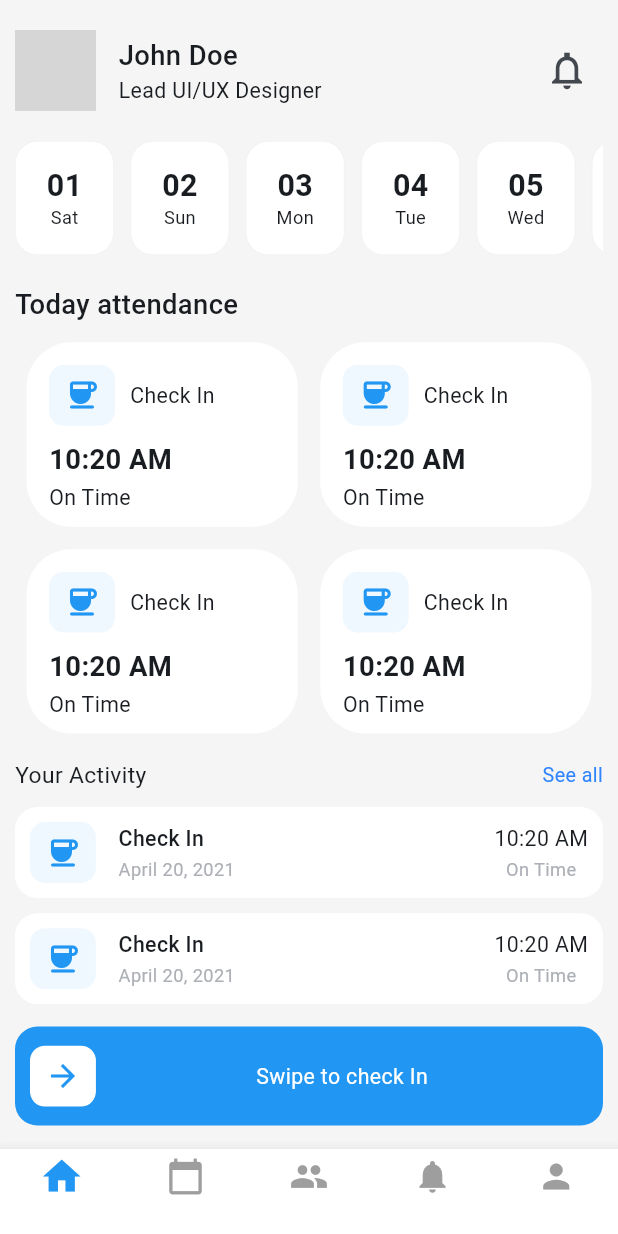
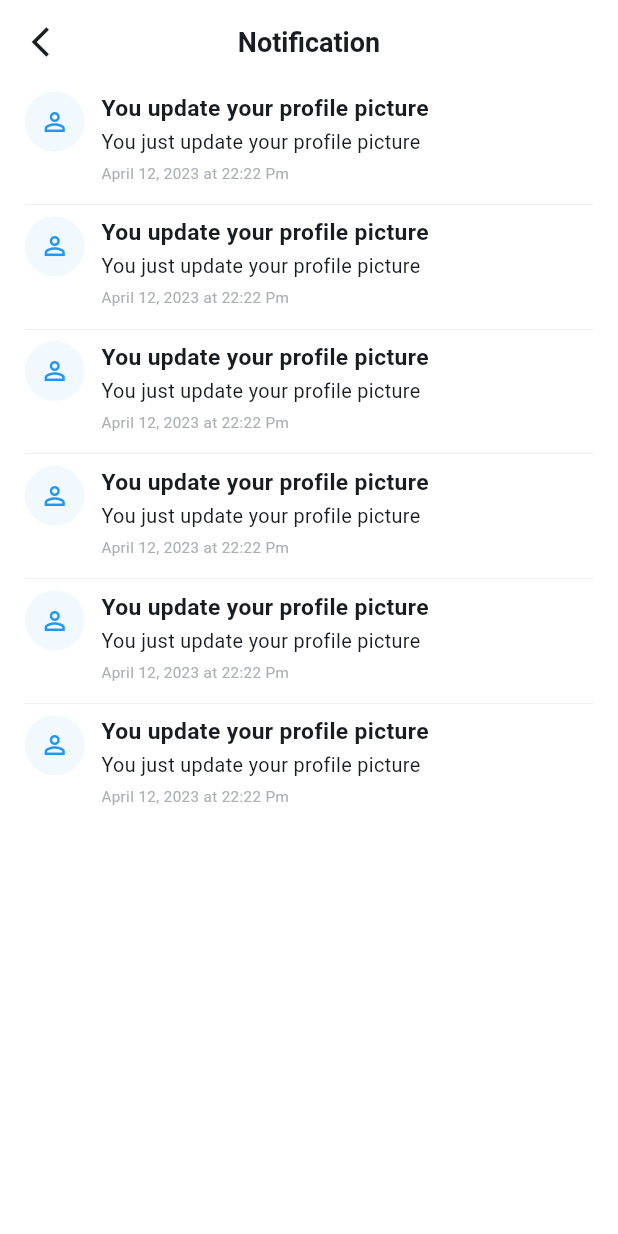
Before and after one commit to rokaia-ahmed/employee_system, a Flutter app: the LayoutScreen screen opened by its route, after a tap on the "notifications none" icon, on a phone screen of 412 x 824 dp. Run offline on Flutter 3.47's test engine with Material 3 defaults, Android fonts, the light colour scheme and no system bars; drawn by our look-alikes of stylish_bottom_bar; our stand-ins replace flutter_screenutil, flutter_svg; network calls fail; grey boxes are pictures that could not be loaded.

Commit message:
notification

```diff
--- a/lib/core/routing/app_router.dart
+++ b/lib/core/routing/app_router.dart
@@ -1,15 +1,17 @@
 import 'package:employee_system/core/routing/routes.dart';
 import 'package:employee_system/features/layout/screens/layout_screen.dart';
 import 'package:employee_system/features/profile/presentation/screens/my_profile_screen.dart';
+import 'package:employee_system/features/profile/presentation/screens/setting_screen.dart';
 import 'package:employee_system/features/team_members/presentation/screens/attendance_screen.dart';
 import 'package:flutter/material.dart';
 
+import '../../features/notification/presentation/screens/notification_screen.dart';
 import '../../features/sign_in/presentation/screens/sign_in_screen.dart';
 import '../../features/sign_up/presentation/screens/sign_up_screen.dart';
 
 class AppRouter{
  Route? generateRoute(RouteSettings settings){
-   final args = settings.arguments;
+  // final args = settings.arguments;
    switch(settings.name){
       case Routes.signIn:
         return MaterialPageRoute(builder: (_)=>const SignInScreen());
@@ -22,6 +24,10 @@ class AppRouter{
        return MaterialPageRoute(builder: (_)=>const AttendanceScreen());
      case Routes.myProfileScreen:
        return MaterialPageRoute(builder: (_)=>const MyProfileScreen());
+     case Routes.settingScreen:
+       return MaterialPageRoute(builder: (_)=>const SettingScreen());
+     case Routes.notificationScreen:
+       return MaterialPageRoute(builder: (_)=>const NotificationScreen());
    }
    return null;
  }
--- a/lib/core/routing/routes.dart
+++ b/lib/core/routing/routes.dart
@@ -4,4 +4,6 @@ class Routes{
   static const String layout = '/layout';
   static const String attendanceScreen = '/attendanceScreen';
   static const String myProfileScreen = '/myProfileScreen';
+  static const String settingScreen = '/settingScreen';
+  static const String notificationScreen = '/notificationScreen';
 }
--- a/lib/features/home/presentation/widgets/home_grid_view.dart
+++ b/lib/features/home/presentation/widgets/home_grid_view.dart
@@ -17,7 +17,7 @@ class HomeGridView extends StatelessWidget {
         crossAxisCount: 2,
         crossAxisSpacing: 15,
         mainAxisSpacing: 15,
-        childAspectRatio: 1.45.h,
+        childAspectRatio: 1.2.h,
       ),
       itemBuilder: (context,index) =>Container(
         padding: EdgeInsets.all(15),
--- a/lib/features/home/presentation/widgets/home_profile_info.dart
+++ b/lib/features/home/presentation/widgets/home_profile_info.dart
@@ -1,3 +1,4 @@
+import 'package:employee_system/core/routing/routes.dart';
 import 'package:flutter/material.dart';
 
 import '../../../../core/utils/styles.dart';
@@ -21,10 +22,12 @@ class HomeProfileInfo extends StatelessWidget {
         Column(
           crossAxisAlignment: CrossAxisAlignment.start,
           children: [
-            Text('John Doe',
+            Text(
+              'John Doe',
               style: TextStyles.font18BlackW500,
             ),
-            Text('Lead UI/UX Designer',
+            Text(
+              'Lead UI/UX Designer',
               style: TextStyles.font14BlackW400,
             ),
           ],
@@ -33,7 +36,10 @@ class HomeProfileInfo extends StatelessWidget {
         IconButton(
           iconSize: 30,
           icon: Icon(Icons.notifications_none_sharp),
-          onPressed: () {  },),
+          onPressed: () {
+            Navigator.pushNamed(context, Routes.notificationScreen);
+          },
+        ),
       ],
     );
   }
--- a/lib/features/leaves/presentation/widgets/leaves_grid_view.dart
+++ b/lib/features/leaves/presentation/widgets/leaves_grid_view.dart
@@ -21,7 +21,7 @@ class LeavesGridView extends StatelessWidget {
         crossAxisCount: 2,
         crossAxisSpacing: 12.w,
         mainAxisSpacing: 15.h,
-        childAspectRatio: 1.6.h,
+        childAspectRatio: 1.44.h,
       ),
       itemCount: 4,
       itemBuilder: (context,index)=>
--- /dev/null
+++ b/lib/features/notification/presentation/screens/notification_screen.dart
@@ -0,0 +1,82 @@
+import 'package:flutter/material.dart';
+import 'package:flutter_screenutil/flutter_screenutil.dart';
+
+import '../../../../core/utils/styles.dart';
+
+class NotificationScreen extends StatelessWidget {
+  const NotificationScreen({super.key});
+
+  @override
+  Widget build(BuildContext context) {
+    return Scaffold(
+      appBar: AppBar(
+        elevation: 0,
+        surfaceTintColor: Colors.white,
+        title: const Text(
+          'Notification',
+          style: TextStyle(
+            fontSize: 18,
+            fontWeight: FontWeight.w600,
+          ),
+        ),
+        centerTitle: true,
+        leading: IconButton(
+          icon: Padding(
+            padding: const EdgeInsets.only(left: 10),
+            child: const Icon(Icons.arrow_back_ios),
+          ),
+          onPressed: () {
+            Navigator.pop(context);
+          },
+        ),
+        backgroundColor: Colors.white,
+      ),
+      body: ListView.separated(
+        padding:EdgeInsets.symmetric(horizontal: 15.w,vertical:5.h),
+          itemBuilder: (context, index) => Row(
+            crossAxisAlignment: CrossAxisAlignment.start,
+                children: [
+                  CircleAvatar(
+                    backgroundColor: Colors.blue.shade100.withValues(alpha: 0.2),
+                    child: Icon(
+                      Icons.perm_identity,
+                      color: Colors.blue,
+                      size: 20,
+                    ),
+                  ),
+                  SizedBox(
+                    width: 10.w,
+                  ),
+                  Expanded(
+                    child: Column(
+                      crossAxisAlignment: CrossAxisAlignment.start,
+                      children: [
+                        Text(
+                          'You update your profile picture',
+                          style: TextStyles.font15BlackW400.copyWith(
+                            fontWeight: FontWeight.bold,
+                          ),
+                        ),
+                        SizedBox(height: 2.h,),
+                        Text(
+                          'You just update your profile picture',
+                          style: TextStyles.font13BlackW400,
+                        ),
+                        SizedBox(height: 4.h,),
+                        Text(
+                          'April 12, 2023 at 22:22 Pm',
+                          style: TextStyles.font10GreyW400,
+                        ),
+                        SizedBox(height: 5.h,),
+                      ],
+                    ),
+                  ),
+                ],
+              ),
+          separatorBuilder: (context, index) => Divider(
+                thickness: 0.2,
+              ),
+          itemCount: 6),
+    );
+  }
+}
--- a/lib/features/profile/presentation/screens/profile_screen.dart
+++ b/lib/features/profile/presentation/screens/profile_screen.dart
@@ -67,7 +67,9 @@ class ProfileScreen extends StatelessWidget {
             ProfileListTile(
               icon: Icons.settings_outlined,
               title: 'Settings',
-              onTap: () {},
+              onTap: () {
+                Navigator.pushNamed(context, Routes.settingScreen);
+              },
             ),
             Divider(
               color: Colors.grey.shade100,
--- a/lib/features/team_members/presentation/screens/attendance_screen.dart
+++ b/lib/features/team_members/presentation/screens/attendance_screen.dart
@@ -45,7 +45,7 @@ class AttendanceScreen extends StatelessWidget {
                       children: [
                         Container(
                           width: 10.w,
-                          height: 80.h,
+                          height: 90.h,
                           decoration: BoxDecoration(
                             color: Colors.blue,
                             borderRadius: BorderRadius.only(
```
Also changed, not shown: lib/features/profile/presentation/screens/setting_screen.dart (added, +59 -0 lines).
